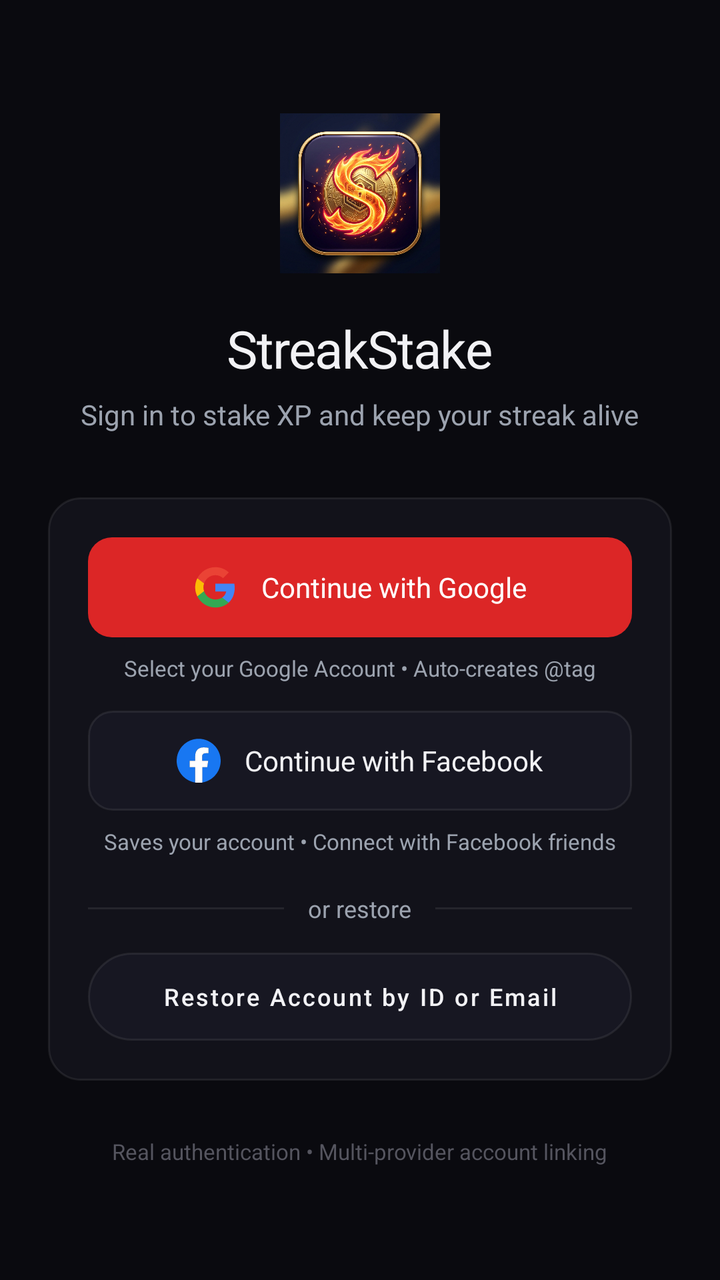
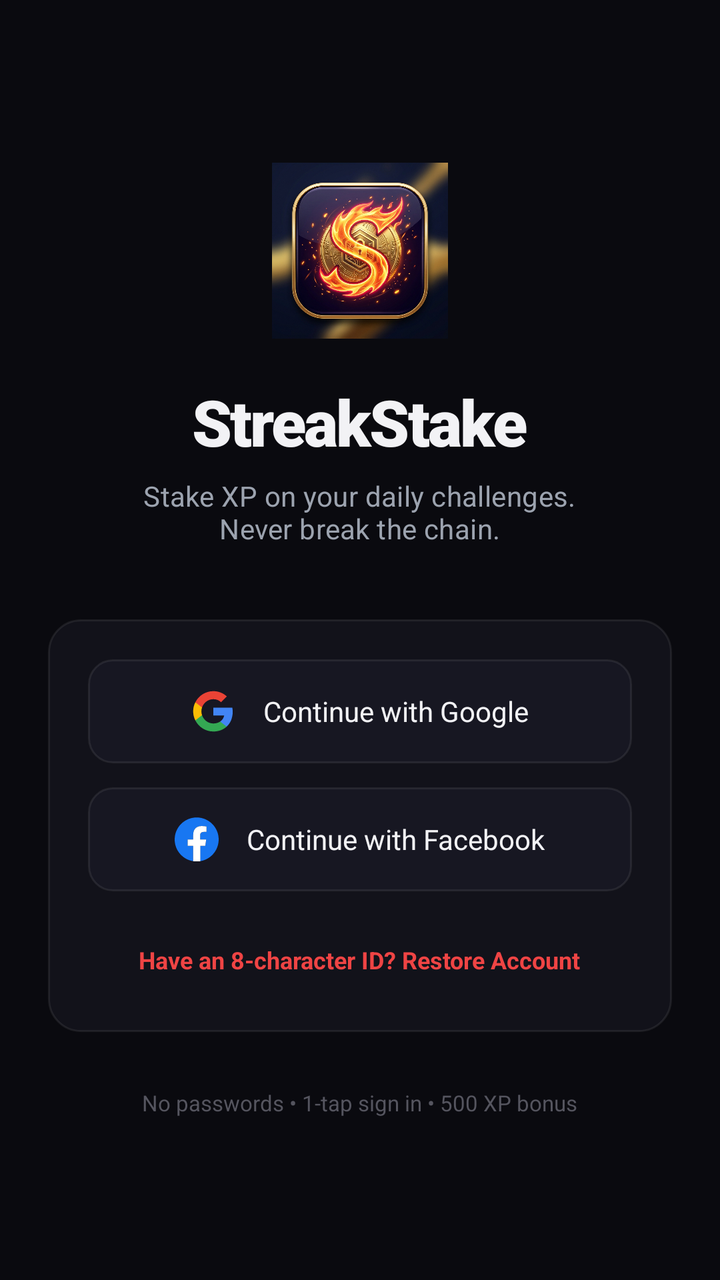

An Android layout rendered at two revisions. The XML below is the earlier revision; the diff shows what the commit changed to produce the second picture.
<!-- AndroidManifest.xml: application theme Theme.StreakStake -->
<!-- res/layout/activity_sign_in.xml -->
<?xml version="1.0" encoding="utf-8"?>
<ScrollView xmlns:android="http://schemas.android.com/apk/res/android"
    xmlns:app="http://schemas.android.com/apk/res-auto"
    android:layout_width="match_parent"
    android:layout_height="match_parent"
    android:background="@color/bg_base"
    android:fillViewport="true">

    <LinearLayout
        android:layout_width="match_parent"
        android:layout_height="wrap_content"
        android:gravity="center"
        android:orientation="vertical"
        android:padding="24dp">

        
        <ImageView
            android:id="@+id/ivLogo"
            android:layout_width="80dp"
            android:layout_height="80dp"
            android:contentDescription="@string/app_name"
            android:src="@mipmap/ic_launcher" />

        <TextView
            android:layout_width="wrap_content"
            android:layout_height="wrap_content"
            android:layout_marginTop="20dp"
            android:fontFamily="sans-serif-bold"
            android:letterSpacing="-0.02"
            android:text="StreakStake"
            android:textColor="@color/text_primary"
            android:textSize="26sp" />

        <TextView
            android:layout_width="wrap_content"
            android:layout_height="wrap_content"
            android:layout_marginTop="6dp"
            android:text="Sign in to stake XP and keep your streak alive"
            android:textColor="@color/text_secondary"
            android:textSize="14sp" />

        
        <LinearLayout
            android:layout_width="match_parent"
            android:layout_height="wrap_content"
            android:layout_marginTop="32dp"
            android:background="@drawable/bg_card_dark"
            android:orientation="vertical"
            android:padding="20dp">

            
            <LinearLayout
                android:id="@+id/btnGoogleSignIn"
                android:layout_width="match_parent"
                android:layout_height="50dp"
                android:background="@drawable/btn_accent_primary"
                android:clickable="true"
                android:focusable="true"
                android:gravity="center"
                android:orientation="horizontal"
                android:paddingHorizontal="16dp">

                <ImageView
                    android:layout_width="22dp"
                    android:layout_height="22dp"
                    android:contentDescription="Google"
                    android:src="@drawable/ic_app_google" />

                <TextView
                    android:layout_width="wrap_content"
                    android:layout_height="wrap_content"
                    android:layout_marginStart="12dp"
                    android:fontFamily="sans-serif-bold"
                    android:text="Continue with Google"
                    android:textColor="@color/on_accent"
                    android:textSize="14sp" />
            </LinearLayout>

            <TextView
                android:layout_width="wrap_content"
                android:layout_height="wrap_content"
                android:layout_gravity="center"
                android:layout_marginTop="8dp"
                android:text="Select your Google Account • Auto-creates @tag"
                android:textColor="@color/text_secondary"
                android:textSize="11sp" />

            
            <LinearLayout
                android:id="@+id/btnFacebookSignIn"
                android:layout_width="match_parent"
                android:layout_height="50dp"
                android:layout_marginTop="14dp"
                android:background="@drawable/btn_outlined_hairline"
                android:clickable="true"
                android:focusable="true"
                android:gravity="center"
                android:orientation="horizontal"
                android:paddingHorizontal="16dp">

                <ImageView
                    android:layout_width="22dp"
                    android:layout_height="22dp"
                    android:contentDescription="Facebook"
                    android:src="@drawable/ic_app_facebook" />

                <TextView
                    android:layout_width="wrap_content"
                    android:layout_height="wrap_content"
                    android:layout_marginStart="12dp"
                    android:fontFamily="sans-serif-bold"
                    android:text="Continue with Facebook"
                    android:textColor="@color/text_primary"
                    android:textSize="14sp" />
            </LinearLayout>

            <TextView
                android:layout_width="wrap_content"
                android:layout_height="wrap_content"
                android:layout_gravity="center"
                android:layout_marginTop="8dp"
                android:text="Saves your account • Connect with Facebook friends"
                android:textColor="@color/text_secondary"
                android:textSize="11sp" />

            
            <LinearLayout
                android:layout_width="match_parent"
                android:layout_height="wrap_content"
                android:layout_marginTop="18dp"
                android:gravity="center_vertical"
                android:orientation="horizontal">

                <View
                    android:layout_width="0dp"
                    android:layout_height="1dp"
                    android:layout_weight="1"
                    android:background="@color/hairline" />

                <TextView
                    android:layout_width="wrap_content"
                    android:layout_height="wrap_content"
                    android:layout_marginHorizontal="12dp"
                    android:text="or restore"
                    android:textColor="@color/text_secondary"
                    android:textSize="12sp" />

                <View
                    android:layout_width="0dp"
                    android:layout_height="1dp"
                    android:layout_weight="1"
                    android:background="@color/hairline" />
            </LinearLayout>

            
            <Button
                android:id="@+id/btnQuickRestoreToggle"
                android:layout_width="match_parent"
                android:layout_height="44dp"
                android:layout_marginTop="14dp"
                android:background="@drawable/bg_pill_chip"
                android:fontFamily="sans-serif-medium"
                android:text="Restore Account by ID or Email"
                android:textAllCaps="false"
                android:textColor="@color/text_primary"
                android:textSize="12sp"
                app:backgroundTint="@null" />

            
            <LinearLayout
                android:id="@+id/layoutRestore"
                android:layout_width="match_parent"
                android:layout_height="wrap_content"
                android:layout_marginTop="12dp"
                android:orientation="vertical"
                android:visibility="gone">

                <EditText
                    android:id="@+id/etRestoreInput"
                    android:layout_width="match_parent"
                    android:layout_height="46dp"
                    android:background="@drawable/bg_input_field"
                    android:hint="8-Character Code, Email, or @tag"
                    android:paddingHorizontal="14dp"
                    android:textColor="@color/text_primary"
                    android:textColorHint="@color/text_disabled"
                    android:textSize="13sp" />

                <Button
                    android:id="@+id/btnSubmitRestore"
                    android:layout_width="match_parent"
                    android:layout_height="44dp"
                    android:layout_marginTop="10dp"
                    android:background="@drawable/btn_accent_primary"
                    android:fontFamily="sans-serif-bold"
                    android:text="Restore Account"
                    android:textAllCaps="false"
                    android:textColor="@color/on_accent"
                    android:textSize="13sp"
                    app:backgroundTint="@null" />
            </LinearLayout>

        </LinearLayout>

        <TextView
            android:layout_width="wrap_content"
            android:layout_height="wrap_content"
            android:layout_marginTop="28dp"
            android:text="Real authentication • Multi-provider account linking"
            android:textColor="@color/text_disabled"
            android:textSize="11sp" />

    </LinearLayout>
</ScrollView>
<!-- resources referenced by this layout -->
<resources>
  <color name="bg_base">#0A0A0F</color>
  <color name="hairline">#14FFFFFF</color>
  <color name="on_accent">#FFFFFF</color>
  <color name="text_disabled">#55555F</color>
  <color name="text_primary">#F2F2F5</color>
  <color name="text_secondary">#9CA3AF</color>
  <!-- drawable bg_card_dark (drawable) -->
  <?xml version="1.0" encoding="utf-8"?>
  <shape xmlns:android="http://schemas.android.com/apk/res/android"
      android:shape="rectangle">
      <solid android:color="@color/surface" />
      <corners android:radius="16dp" />
      <stroke
          android:width="1dp"
          android:color="@color/hairline" />
  </shape>
  <!-- drawable bg_input_field (drawable) -->
  <?xml version="1.0" encoding="utf-8"?>
  <shape xmlns:android="http://schemas.android.com/apk/res/android"
      android:shape="rectangle">
      <solid android:color="@color/surface_high" />
      <corners android:radius="12dp" />
      <stroke
          android:width="1dp"
          android:color="@color/hairline" />
  </shape>
  <!-- drawable bg_pill_chip (drawable) -->
  <?xml version="1.0" encoding="utf-8"?>
  <shape xmlns:android="http://schemas.android.com/apk/res/android"
      android:shape="rectangle">
      <solid android:color="@color/surface_high" />
      <corners android:radius="999dp" />
      <stroke
          android:width="1dp"
          android:color="@color/hairline" />
  </shape>
  <!-- drawable btn_accent_primary (drawable) -->
  <?xml version="1.0" encoding="utf-8"?>
  <shape xmlns:android="http://schemas.android.com/apk/res/android"
      android:shape="rectangle">
      <solid android:color="@color/accent" />
      <corners android:radius="12dp" />
  </shape>
  <!-- drawable btn_outlined_hairline (drawable) -->
  <?xml version="1.0" encoding="utf-8"?>
  <shape xmlns:android="http://schemas.android.com/apk/res/android"
      android:shape="rectangle">
      <solid android:color="@color/surface_high" />
      <corners android:radius="12dp" />
      <stroke
          android:width="1dp"
          android:color="@color/hairline" />
  </shape>
  <!-- drawable ic_app_facebook (drawable) -->
  <vector xmlns:android="http://schemas.android.com/apk/res/android"
      android:width="24dp"
      android:height="24dp"
      android:viewportWidth="24"
      android:viewportHeight="24">
      
      <path
          android:fillColor="#1877F2"
          android:pathData="M24,12.073c0,-6.627 -5.373,-12 -12,-12s-12,5.373 -12,12c0,5.99 4.388,10.954 10.125,11.854v-8.385H7.078v-3.47h3.047V9.43c0,-3.007 1.792,-4.669 4.533,-4.669 1.312,0 2.686,0.235 2.686,0.235v2.953H15.83c-1.491,0 -1.956,0.925 -1.956,1.874v2.25h3.328l-0.532,3.47h-2.796v8.385C19.612,23.027 24,18.062 24,12.073z" />
      <path
          android:fillColor="#FFFFFF"
          android:pathData="M16.671,15.543l0.532,-3.47h-3.328v-2.25c0,-0.949 0.465,-1.874 1.956,-1.874h1.514V4.996s-1.374,-0.235 -2.686,-0.235c-2.741,0 -4.533,1.662 -4.533,4.669v2.643H7.078v3.47h3.047v8.385c0.63,0.099 1.277,0.15 1.937,0.15 0.66,0 1.307,-0.051 1.938,-0.15v-8.385h2.671z" />
  </vector>
  <string name="app_name">StreakStake</string>
  <style name="Theme.StreakStake" parent="Theme.MaterialComponents.DayNight.NoActionBar">
          
          <item name="colorPrimary">@color/accent</item>
          <item name="colorPrimaryVariant">@color/accent_dark</item>
          <item name="colorOnPrimary">@color/on_accent</item>
          
          
          <item name="android:colorBackground">@color/bg_base</item>
          <item name="colorSurface">@color/surface</item>
          <item name="colorOnSurface">@color/text_primary</item>
  
          
          <item name="android:statusBarColor">@color/bg_base</item>
          <item name="android:navigationBarColor">@color/bg_base</item>
          <item name="android:windowLightStatusBar">false</item>
      </style>
  <color name="surface">#12121A</color>
  <color name="surface_high">#171722</color>
  <color name="accent">#DC2626</color>
  <color name="accent_dark">#B91C1C</color>
  <!-- unchanged entries left out for length: 2 -->
</resources>

<!-- the commit's change to res/layout/activity_sign_in.xml (unified diff, before → after) -->
@@ -1,23 +1,24 @@
 <?xml version="1.0" encoding="utf-8"?>
-<ScrollView xmlns:android="http://schemas.android.com/apk/res/android"
+<LinearLayout xmlns:android="http://schemas.android.com/apk/res/android"
     xmlns:app="http://schemas.android.com/apk/res-auto"
     android:layout_width="match_parent"
     android:layout_height="match_parent"
     android:background="@color/bg_base"
-    android:fillViewport="true">
+    android:gravity="center"
+    android:orientation="vertical"
+    android:padding="24dp">
 
     <LinearLayout
         android:layout_width="match_parent"
         android:layout_height="wrap_content"
         android:gravity="center"
-        android:orientation="vertical"
-        android:padding="24dp">
+        android:orientation="vertical">
 
         
         <ImageView
             android:id="@+id/ivLogo"
-            android:layout_width="80dp"
-            android:layout_height="80dp"
+            android:layout_width="88dp"
+            android:layout_height="88dp"
             android:contentDescription="@string/app_name"
             android:src="@mipmap/ic_launcher" />
 
@@ -25,17 +26,19 @@
             android:layout_width="wrap_content"
             android:layout_height="wrap_content"
             android:layout_marginTop="20dp"
-            android:fontFamily="sans-serif-bold"
-            android:letterSpacing="-0.02"
+            android:fontFamily="sans-serif-black"
+            android:letterSpacing="-0.03"
             android:text="StreakStake"
             android:textColor="@color/text_primary"
-            android:textSize="26sp" />
+            android:textSize="32sp" />
 
         <TextView
             android:layout_width="wrap_content"
             android:layout_height="wrap_content"
             android:layout_marginTop="6dp"
-            android:text="Sign in to stake XP and keep your streak alive"
+            android:gravity="center"
+            android:letterSpacing="0.01"
+            android:text="Stake XP on your daily challenges.\nNever break the chain."
             android:textColor="@color/text_secondary"
             android:textSize="14sp" />
 
@@ -43,7 +46,7 @@
         <LinearLayout
             android:layout_width="match_parent"
             android:layout_height="wrap_content"
-            android:layout_marginTop="32dp"
+            android:layout_marginTop="36dp"
             android:background="@drawable/bg_card_dark"
             android:orientation="vertical"
             android:padding="20dp">
@@ -52,8 +55,8 @@
             <LinearLayout
                 android:id="@+id/btnGoogleSignIn"
                 android:layout_width="match_parent"
-                android:layout_height="50dp"
-                android:background="@drawable/btn_accent_primary"
+                android:layout_height="52dp"
+                android:background="@drawable/btn_outlined_hairline"
                 android:clickable="true"
                 android:focusable="true"
                 android:gravity="center"
@@ -69,28 +72,19 @@
                 <TextView
                     android:layout_width="wrap_content"
                     android:layout_height="wrap_content"
-                    android:layout_marginStart="12dp"
+                    android:layout_marginStart="14dp"
                     android:fontFamily="sans-serif-bold"
                     android:text="Continue with Google"
-                    android:textColor="@color/on_accent"
+                    android:textColor="@color/text_primary"
                     android:textSize="14sp" />
             </LinearLayout>
-
-            <TextView
-                android:layout_width="wrap_content"
-                android:layout_height="wrap_content"
-                android:layout_gravity="center"
-                android:layout_marginTop="8dp"
-                android:text="Select your Google Account • Auto-creates @tag"
-                android:textColor="@color/text_secondary"
-                android:textSize="11sp" />
 
             
             <LinearLayout
                 android:id="@+id/btnFacebookSignIn"
                 android:layout_width="match_parent"
-                android:layout_height="50dp"
-                android:layout_marginTop="14dp"
+                android:layout_height="52dp"
+                android:layout_marginTop="12dp"
                 android:background="@drawable/btn_outlined_hairline"
                 android:clickable="true"
                 android:focusable="true"
@@ -107,98 +101,28 @@
                 <TextView
                     android:layout_width="wrap_content"
                     android:layout_height="wrap_content"
-                    android:layout_marginStart="12dp"
+                    android:layout_marginStart="14dp"
                     android:fontFamily="sans-serif-bold"
                     android:text="Continue with Facebook"
                     android:textColor="@color/text_primary"
                     android:textSize="14sp" />
             </LinearLayout>
 
+            
             <TextView
+                android:id="@+id/btnRestoreAccountLink"
                 android:layout_width="wrap_content"
                 android:layout_height="wrap_content"
                 android:layout_gravity="center"
-                android:layout_marginTop="8dp"
-                android:text="Saves your account • Connect with Facebook friends"
-                android:textColor="@color/text_secondary"
-                android:textSize="11sp" />
-
-            
-            <LinearLayout
-                android:layout_width="match_parent"
-                android:layout_height="wrap_content"
                 android:layout_marginTop="18dp"
-                android:gravity="center_vertical"
-                android:orientation="horizontal">
-
-                <View
-                    android:layout_width="0dp"
-                    android:layout_height="1dp"
-                    android:layout_weight="1"
-                    android:background="@color/hairline" />
-
-                <TextView
-                    android:layout_width="wrap_content"
-                    android:layout_height="wrap_content"
-                    android:layout_marginHorizontal="12dp"
-                    android:text="or restore"
-                    android:textColor="@color/text_secondary"
-                    android:textSize="12sp" />
-
-                <View
-                    android:layout_width="0dp"
-                    android:layout_height="1dp"
-                    android:layout_weight="1"
-                    android:background="@color/hairline" />
-            </LinearLayout>
-
-            
-            <Button
-                android:id="@+id/btnQuickRestoreToggle"
-                android:layout_width="match_parent"
-                android:layout_height="44dp"
-                android:layout_marginTop="14dp"
-                android:background="@drawable/bg_pill_chip"
-                android:fontFamily="sans-serif-medium"
-                android:text="Restore Account by ID or Email"
-                android:textAllCaps="false"
-                android:textColor="@color/text_primary"
+                android:background="?attr/selectableItemBackground"
+                android:clickable="true"
+                android:focusable="true"
+                android:padding="8dp"
+                android:text="Have an 8-character ID? Restore Account"
+                android:textColor="@color/accent_light"
                 android:textSize="12sp"
-                app:backgroundTint="@null" />
-
-            
-            <LinearLayout
-                android:id="@+id/layoutRestore"
-                android:layout_width="match_parent"
-                android:layout_height="wrap_content"
-                android:layout_marginTop="12dp"
-                android:orientation="vertical"
-                android:visibility="gone">
-
-                <EditText
-                    android:id="@+id/etRestoreInput"
-                    android:layout_width="match_parent"
-                    android:layout_height="46dp"
-                    android:background="@drawable/bg_input_field"
-                    android:hint="8-Character Code, Email, or @tag"
-                    android:paddingHorizontal="14dp"
-                    android:textColor="@color/text_primary"
-                    android:textColorHint="@color/text_disabled"
-                    android:textSize="13sp" />
-
-                <Button
-                    android:id="@+id/btnSubmitRestore"
-                    android:layout_width="match_parent"
-                    android:layout_height="44dp"
-                    android:layout_marginTop="10dp"
-                    android:background="@drawable/btn_accent_primary"
-                    android:fontFamily="sans-serif-bold"
-                    android:text="Restore Account"
-                    android:textAllCaps="false"
-                    android:textColor="@color/on_accent"
-                    android:textSize="13sp"
-                    app:backgroundTint="@null" />
-            </LinearLayout>
+                android:textStyle="bold" />
 
         </LinearLayout>
 
@@ -206,9 +130,10 @@
             android:layout_width="wrap_content"
             android:layout_height="wrap_content"
             android:layout_marginTop="28dp"
-            android:text="Real authentication • Multi-provider account linking"
+            android:text="No passwords • 1-tap sign in • 500 XP bonus"
             android:textColor="@color/text_disabled"
             android:textSize="11sp" />
 
     </LinearLayout>
-</ScrollView>
+
+</LinearLayout>
<!-- resource entries referenced after the edit -->
@@ -1,5 +1,6 @@
 <!-- resources referenced by this layout -->
 <resources>
+  <color name="accent_light">#EF4444</color>
   <color name="bg_base">#0A0A0F</color>
   <color name="hairline">#14FFFFFF</color>
   <color name="on_accent">#FFFFFF</color>
@@ -15,33 +16,6 @@
       <stroke
           android:width="1dp"
           android:color="@color/hairline" />
-  </shape>
-  <!-- drawable bg_input_field (drawable) -->
-  <?xml version="1.0" encoding="utf-8"?>
-  <shape xmlns:android="http://schemas.android.com/apk/res/android"
-      android:shape="rectangle">
-      <solid android:color="@color/surface_high" />
-      <corners android:radius="12dp" />
-      <stroke
-          android:width="1dp"
-          android:color="@color/hairline" />
-  </shape>
-  <!-- drawable bg_pill_chip (drawable) -->
-  <?xml version="1.0" encoding="utf-8"?>
-  <shape xmlns:android="http://schemas.android.com/apk/res/android"
-      android:shape="rectangle">
-      <solid android:color="@color/surface_high" />
-      <corners android:radius="999dp" />
-      <stroke
-          android:width="1dp"
-          android:color="@color/hairline" />
-  </shape>
-  <!-- drawable btn_accent_primary (drawable) -->
-  <?xml version="1.0" encoding="utf-8"?>
-  <shape xmlns:android="http://schemas.android.com/apk/res/android"
-      android:shape="rectangle">
-      <solid android:color="@color/accent" />
-      <corners android:radius="12dp" />
   </shape>
   <!-- drawable btn_outlined_hairline (drawable) -->
   <?xml version="1.0" encoding="utf-8"?>
